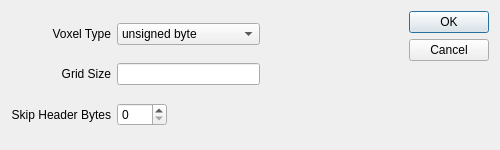
First picture: the form in tools/import/plugins/raw/loadrawdialog.ui, repository nci/drishti, before the edit.
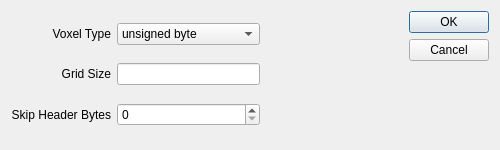
Second picture: the form after the edit.

What changed in the file:
```diff
--- a/tools/import/plugins/raw/loadrawdialog.ui
+++ b/tools/import/plugins/raw/loadrawdialog.ui
@@ -16,18 +16,6 @@
     <verstretch>0</verstretch>
    </sizepolicy>
   </property>
-  <property name="minimumSize">
-   <size>
-    <width>300</width>
-    <height>100</height>
-   </size>
-  </property>
-  <property name="maximumSize">
-   <size>
-    <width>500</width>
-    <height>150</height>
-   </size>
-  </property>
   <property name="windowTitle">
    <string>Load Raw Plugin Dialog</string>
   </property>
@@ -149,12 +137,6 @@
          <verstretch>0</verstretch>
         </sizepolicy>
        </property>
-       <property name="maximumSize">
-        <size>
-         <width>50</width>
-         <height>16777215</height>
-        </size>
-       </property>
        <property name="maximum">
         <number>99999</number>
        </property>
```
Left out of the diff: 30 changed lines with no effect on the pictures.
